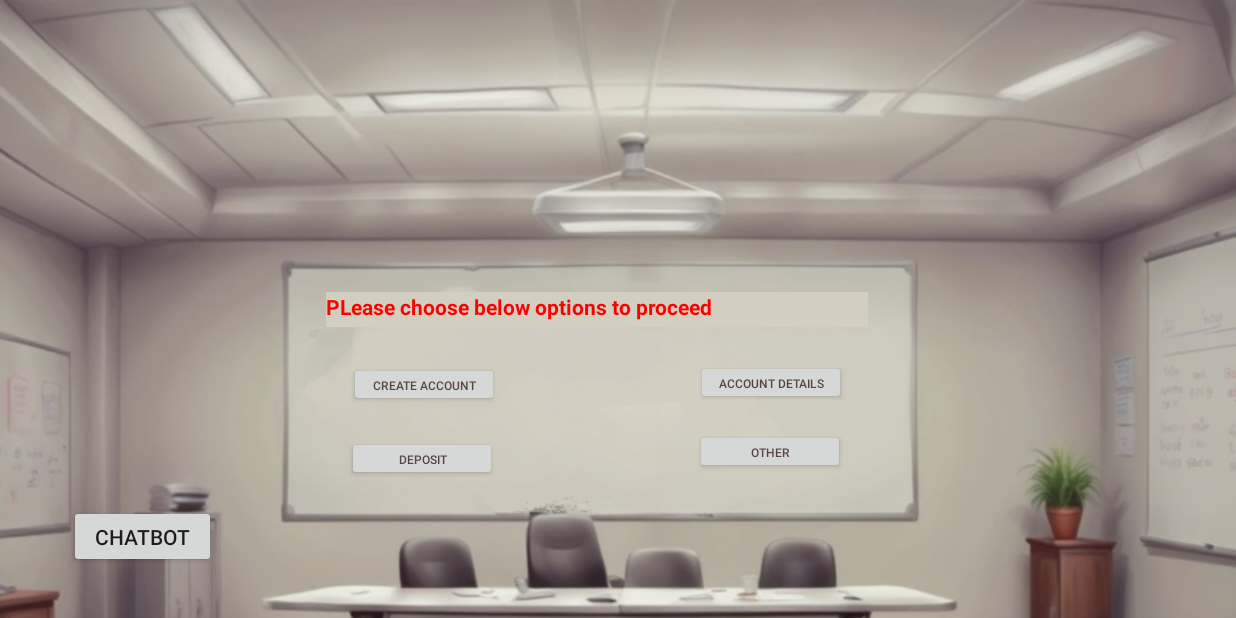
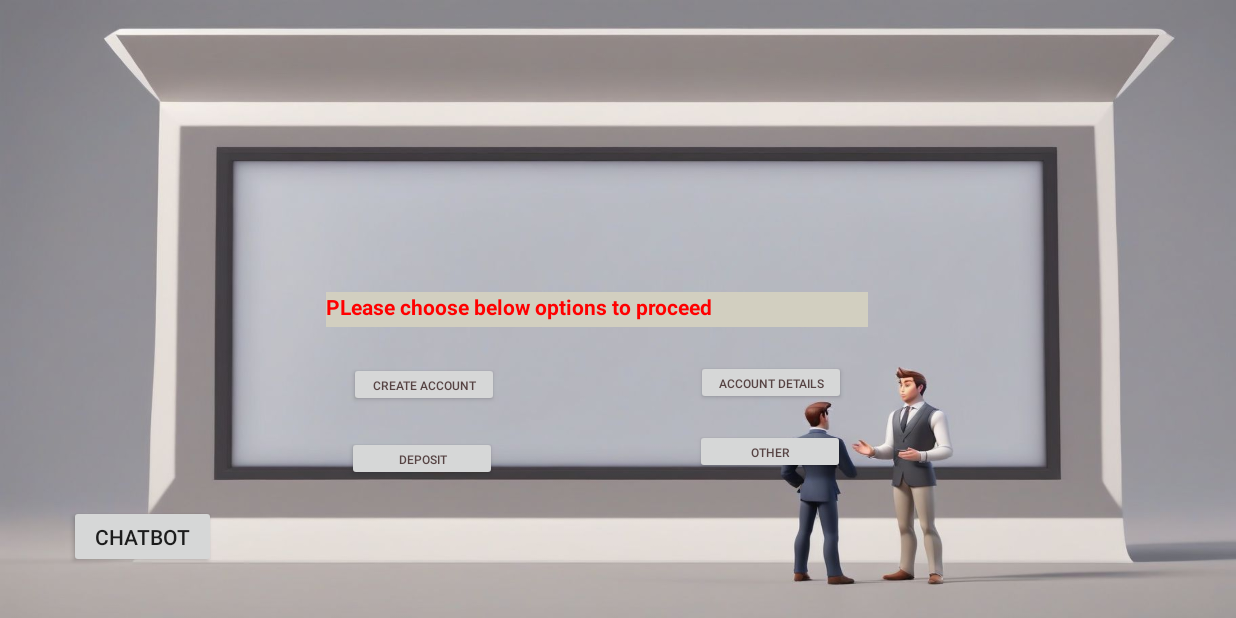
Before and after one commit to karthikprasads/EazilyDone_Internship, an Android app: the screen it shows after launch (ThirdActivity), on a phone screen of 824 x 412 dp (held sideways). Run offline under Robolectric (Android 15) with nearby library versions, the phone set to English and light mode, and no system bars.

Commit message:
Changed Customer discussion room

```diff
--- a/app/src/main/res/layout/activity_third.xml
+++ b/app/src/main/res/layout/activity_third.xml
@@ -4,7 +4,7 @@
     xmlns:app="http://schemas.android.com/apk/res-auto"
     android:layout_width="match_parent"
     android:layout_height="match_parent"
-    android:background="@drawable/gg"
+    android:background="@drawable/cust_empBCG"
     android:padding="16dp">
 
     <androidx.constraintlayout.widget.ConstraintLayout
```
Also changed, not shown: app/src/main/res/drawable/cust_empBCG.jpg (added).
